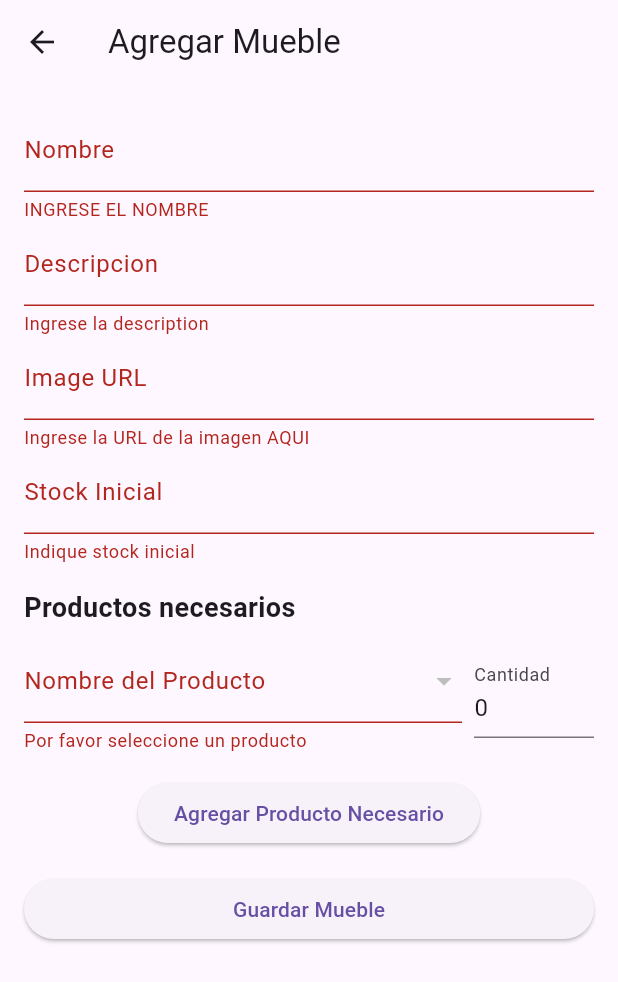
After one commit to MartinCaputti/toolventory_mate, a Flutter app: the AddFurniturePage screen opened directly, after a tap on "Agregar Producto Necesario", after a tap on "Guardar Mueble", on a phone screen of 412 x 824 dp. The commit adds this screen. Shown: the top 982 px of the screen. Run offline on Flutter 3.47's test engine with Material 3 defaults, Android fonts, the phone set to English and light mode, and no system bars; our stand-ins replace cloud_firestore, firebase_core, flutter_svg; accounts and stored records are empty.

Commit message:
Glitch fix add mueble

```diff
--- /dev/null
+++ b/lib/components/necessary_products_field.dart
@@ -0,0 +1,116 @@
+//lib/components/productos_necesarios_field.dart
+import 'package:flutter/material.dart';
+
+class ProductosNecesariosField extends StatefulWidget {
+  final Map<String, Map<String, dynamic>> productosNecesarios;
+  final Map<String, String> productosExistentes;
+  final Function(Map<String, Map<String, dynamic>>) onChanged;
+
+  ProductosNecesariosField({
+    required this.productosNecesarios,
+    required this.productosExistentes,
+    required this.onChanged,
+  });
+
+  @override
+  _ProductosNecesariosFieldState createState() =>
+      _ProductosNecesariosFieldState();
+}
+
+class _ProductosNecesariosFieldState extends State<ProductosNecesariosField> {
+  void _addProductField() {
+    String idProduct = DateTime.now().toString();
+    widget.productosNecesarios[idProduct] = {'nombre': '', 'cantidad': 0};
+    widget.onChanged(widget.productosNecesarios);
+    setState(() {});
+  }
+
+  @override
+  Widget build(BuildContext context) {
+    List<MapEntry<String, String>> sortedProducts =
+        widget.productosExistentes.entries.toList()
+          ..sort((a, b) => a.value.compareTo(b.value));
+
+    return Column(
+      children: [
+        for (var entry in widget.productosNecesarios.entries)
+          Padding(
+            padding: const EdgeInsets.only(top: 8.0),
+            child: Row(
+              children: [
+                Flexible(
+                  flex: 2,
+                  child: DropdownButtonFormField<String>(
+                    value: entry.value['nombre'].isEmpty
+                        ? null
+                        : entry.value['nombre'],
+                    onChanged: (String? newValue) {
+                      if (newValue != null) {
+                        setState(() {
+                          String selectedProductId = widget
+                              .productosExistentes.entries
+                              .firstWhere(
+                                  (product) => product.value == newValue)
+                              .key;
+                          widget.productosNecesarios.remove(entry.key);
+                          widget.productosNecesarios[selectedProductId] = {
+                            'nombre': newValue,
+                            'cantidad': entry.value['cantidad']
+                          };
+                          widget.onChanged(widget.productosNecesarios);
+                        });
+                      }
+                    },
+                    items: sortedProducts
+                        .map((product) => DropdownMenuItem<String>(
+                              value: product.value,
+                              child: Text(
+                                product.value,
+                                overflow: TextOverflow.ellipsis,
+                              ),
+                            ))
+                        .toList(),
+                    decoration:
+                        InputDecoration(labelText: 'Nombre del Producto'),
+                    validator: (value) {
+                      if (value == null || value.isEmpty) {
+                        return 'Por favor seleccione un producto';
+                      }
+                      if (!widget.productosExistentes.containsValue(value)) {
+                        return 'El producto no existe';
+                      }
+                      return null;
+                    },
+                  ),
+                ),
+                SizedBox(width: 8.0),
+                SizedBox(
+                  width: 80,
+                  child: TextFormField(
+                    initialValue: entry.value['cantidad'].toString(),
+                    decoration: InputDecoration(labelText: 'Cantidad'),
+                    keyboardType: TextInputType.number,
+                    onChanged: (value) {
+                      entry.value['cantidad'] = int.tryParse(value) ?? 0;
+                      widget.onChanged(widget.productosNecesarios);
+                    },
+                    validator: (value) {
+                      if (value == null || value.isEmpty) {
+                        return 'Por favor ingrese la cantidad';
+                      }
+                      return null;
+                    },
+                  ),
+                ),
+              ],
+            ),
+          ),
+        SizedBox(height: 16.0),
+        ElevatedButton(
+          onPressed: _addProductField,
+          child: Text('Agregar Producto Necesario'),
+        ),
+      ],
+    );
+  }
+}
--- /dev/null
+++ b/lib/views/add_furniture_page.dart
@@ -0,0 +1,154 @@
+//lib/views/add_furniture_page.dart
+
+import 'package:flutter/material.dart';
+import 'package:cloud_firestore/cloud_firestore.dart';
+import '../controllers/furniture_controller.dart';
+import '../models/furniture.dart';
+import '../models/product.dart';
+import '../components/necessary_products_field.dart'; // Importar desde components
+
+class AddFurniturePage extends StatefulWidget {
+  @override
+  _AddFurniturePageState createState() => _AddFurniturePageState();
+}
+
+class _AddFurniturePageState extends State<AddFurniturePage> {
+  final _formKey = GlobalKey<FormState>();
+  final FurnitureController _furnitureController = FurnitureController();
+  final CollectionReference _productCollection =
+      FirebaseFirestore.instance.collection('productos');
+
+  final TextEditingController _nombreController = TextEditingController();
+  final TextEditingController _descripcionController = TextEditingController();
+  final TextEditingController _imagenURLController = TextEditingController();
+  final TextEditingController _stockController = TextEditingController();
+
+  final Map<String, Map<String, dynamic>> _productosNecesarios = {};
+  final Map<String, String> _productosExistentes = {};
+
+  @override
+  void initState() {
+    super.initState();
+    _loadExistingProducts();
+  }
+
+  Future<void> _loadExistingProducts() async {
+    QuerySnapshot querySnapshot = await _productCollection.get();
+    setState(() {
+      for (var doc in querySnapshot.docs) {
+        _productosExistentes[doc.id] = doc['nombre'].toString();
+      }
+    });
+  }
+
+  Future<void> _saveFurniture() async {
+    if (_formKey.currentState!.validate()) {
+      bool productsValid = true;
+      for (var entry in _productosNecesarios.entries) {
+        if (!_productosExistentes.containsKey(entry.key)) {
+          productsValid = false;
+          ScaffoldMessenger.of(context).showSnackBar(
+            SnackBar(
+              content: Text('Producto con ID "${entry.key}" no existe.'),
+              backgroundColor: Colors.red,
+            ),
+          );
+          break;
+        }
+      }
+
+      if (productsValid) {
+        Mueble nuevoMueble = Mueble(
+          id: '',
+          nombre: _nombreController.text,
+          descripcion: _descripcionController.text,
+          productosNecesarios: _productosNecesarios,
+          imagenURL: _imagenURLController.text,
+          stock: int.tryParse(_stockController.text) ?? 0,
+        );
+
+        await _furnitureController.addMueble(nuevoMueble);
+        Navigator.pop(context);
+      }
+    }
+  }
+
+  @override
+  Widget build(BuildContext context) {
+    return Scaffold(
+      appBar: AppBar(
+        title: Text('Agregar Mueble'),
+      ),
+      body: Padding(
+        padding: const EdgeInsets.all(16.0),
+        child: Form(
+          key: _formKey,
+          child: ListView(
+            children: [
+              TextFormField(
+                controller: _nombreController,
+                decoration: InputDecoration(labelText: 'Nombre'),
+                validator: (value) {
+                  if (value == null || value.isEmpty) {
+                    return 'INGRESE EL NOMBRE ';
+                  }
+                  return null;
+                },
+              ),
+              TextFormField(
+                controller: _descripcionController,
+                decoration: InputDecoration(labelText: 'Descripcion'),
+                validator: (value) {
+                  if (value == null || value.isEmpty) {
+                    return 'Ingrese la description';
+                  }
+                  return null;
+                },
+              ),
+              TextFormField(
+                controller: _imagenURLController,
+                decoration: InputDecoration(labelText: 'Image URL'),
+                validator: (value) {
+                  if (value == null || value.isEmpty) {
+                    return 'Ingrese la URL de la imagen AQUI';
+                  }
+                  return null;
+                },
+              ),
+              TextFormField(
+                controller: _stockController,
+                decoration: InputDecoration(labelText: 'Stock Inicial'),
+                keyboardType: TextInputType.number,
+                validator: (value) {
+                  if (value == null || value.isEmpty) {
+                    return 'Indique stock inicial';
+                  }
+                  return null;
+                },
+              ),
+              SizedBox(height: 16.0),
+              Text(
+                'Productos necesarios',
+                style: TextStyle(fontSize: 18.0, fontWeight: FontWeight.bold),
+              ),
+              ProductosNecesariosField(
+                productosNecesarios: _productosNecesarios,
+                productosExistentes: _productosExistentes,
+                onChanged: (necessaryProducts) {
+                  setState(() {
+                    _productosNecesarios.addAll(necessaryProducts);
+                  });
+                },
+              ),
+              SizedBox(height: 16.0),
+              ElevatedButton(
+                onPressed: _saveFurniture,
+                child: Text('Guardar Mueble'),
+              ),
+            ],
+          ),
+        ),
+      ),
+    );
+  }
+}
--- a/lib/views/furniture_page.dart
+++ b/lib/views/furniture_page.dart
@@ -4,7 +4,7 @@ import 'package:cloud_firestore/cloud_firestore.dart';
 import '../controllers/furniture_controller.dart';
 import '../models/furniture.dart';
 import 'furniture_detail_page.dart';
-import 'add_mueble_page.dart';
+import 'add_furniture_page.dart';
 
 class MueblesPage extends StatelessWidget {
   final FurnitureController _controller = FurnitureController();
@@ -62,7 +62,7 @@ class MueblesPage extends StatelessWidget {
         onPressed: () async {
           await Navigator.push(
             context,
-            MaterialPageRoute(builder: (context) => AddMueblePage()),
+            MaterialPageRoute(builder: (context) => AddFurniturePage()),
           );
         },
         child: Icon(Icons.add),
```
Also changed, not shown: lib/views/add_mueble_page.dart (deleted, +0 -221 lines).
